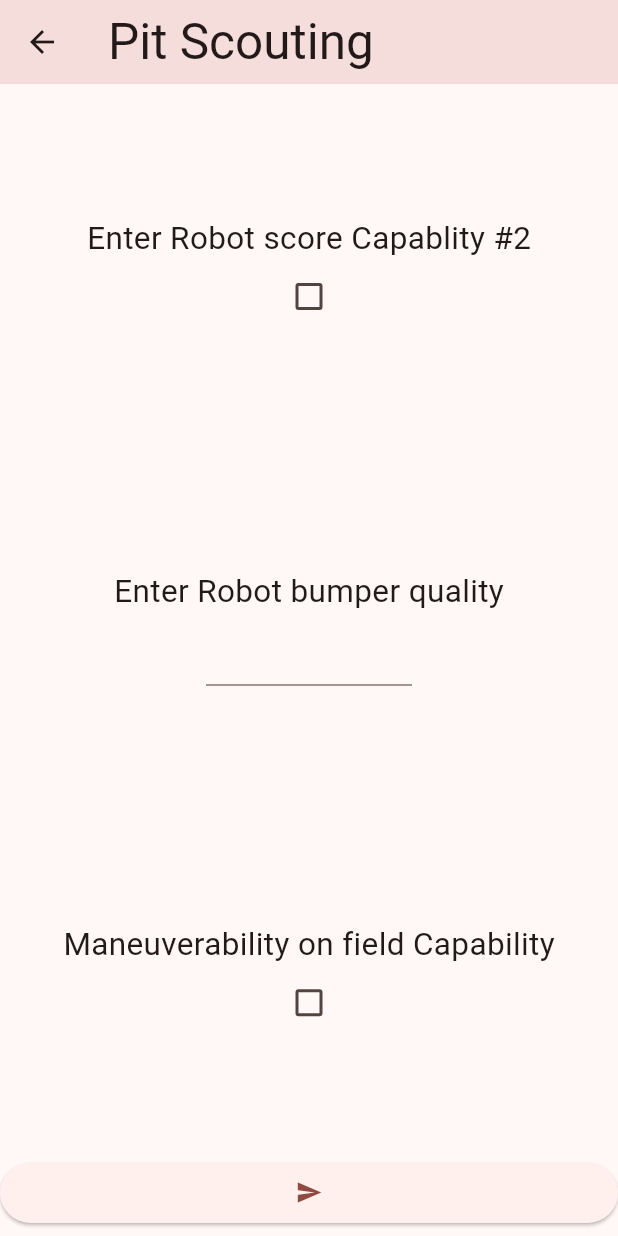
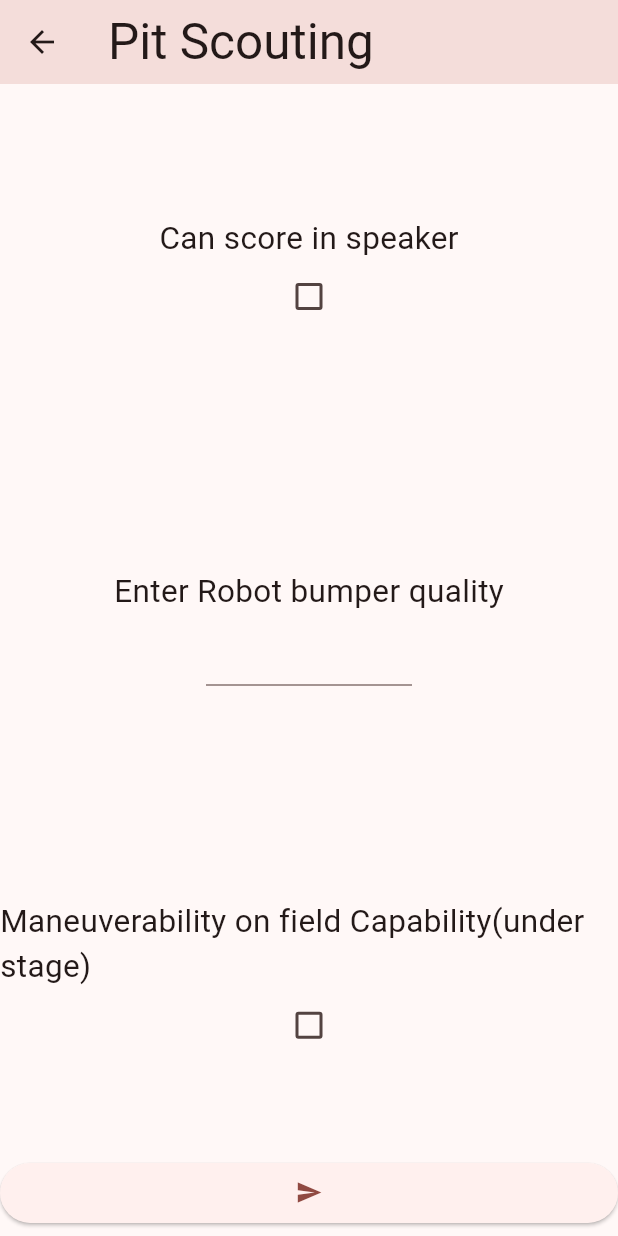
Before and after one commit to john-xu-1/frc1148_2023_scouting_app, a Flutter app: the PitScouting screen opened directly with empty values, scrolled down 576 dp, on a phone screen of 412 x 824 dp. Run offline on Flutter 3.47's test engine with Material 3 defaults, Android fonts, the phone set to English and light mode, and no system bars; missing offline and left inert: gsheets; key blocks and very long unbroken strings in the code were emptied for the run.

Commit message:
changed pit scouting questions

```diff
--- a/lib/pit_scouting.dart
+++ b/lib/pit_scouting.dart
@@ -22,11 +22,11 @@ class PitScouting extends StatefulWidget {
 
 class _PitScouting extends State<PitScouting> {
   final List<String> entries = <String>[
-    'Enter Robot Weight (lbs)',
-    'Enter Robot score Capablity #1',
-    'Enter Robot score Capablity #2',
+    'Enter Robot Weight (lbs)',//maybe not, add can score in trap
+    'Can score in Amp',
+    'Can score in speaker',
     'Enter Robot bumper quality',
-    'Maneuverability on field Capability',
+    'Maneuverability on field Capability(under stage)',
   ];
 
 
```
